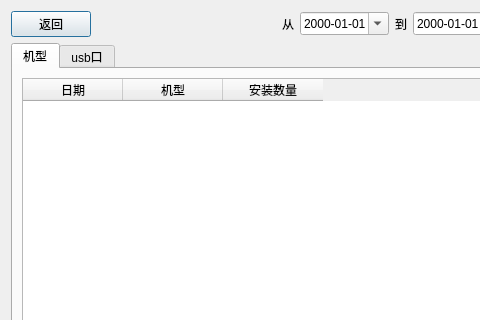
juniperdiego/usbW, file baobiao.ui: the form before one commit; both pictures show x 0 to 480 and y 0 to 320 of the 599 by 413 pixel window.
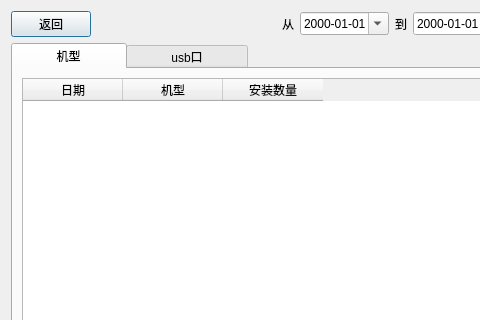
The form after the commit.

The edit to the form file:
```diff
--- a/baobiao.ui
+++ b/baobiao.ui
@@ -86,7 +86,7 @@
      </property>
      <widget class="QWidget" name="tab">
       <attribute name="title">
-       <string>机型</string>
+       <string>          机型          </string>
       </attribute>
       <layout class="QGridLayout" name="gridLayout_3">
        <item row="0" column="0">
@@ -112,7 +112,7 @@
      </widget>
      <widget class="QWidget" name="tab_2">
       <attribute name="title">
-       <string>usb口</string>
+       <string>          usb口          </string>
       </attribute>
       <layout class="QGridLayout" name="gridLayout">
        <item row="0" column="0">
```
